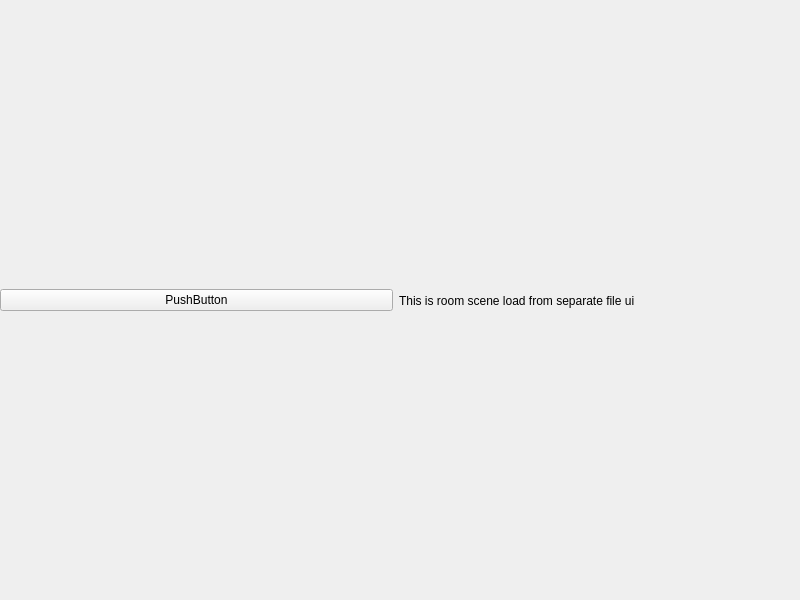
Above: src/ui/ui_room_scene.ui from trung-kieen/hotel-booking-system before the change. Below: the same form after it.
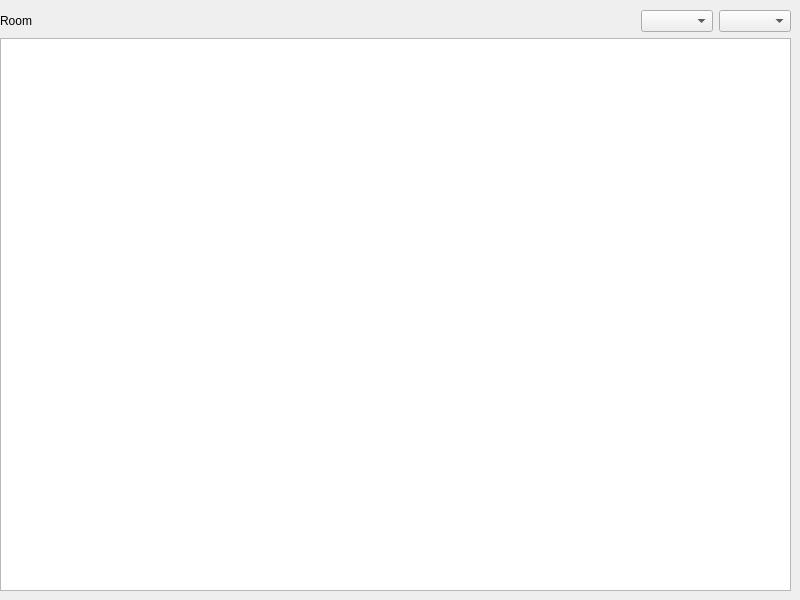
That is the form after the change.

Commit message: feat: ✨ filter room type and floor

What changed in the file:
```diff
--- a/src/ui/ui_room_scene.ui
+++ b/src/ui/ui_room_scene.ui
@@ -24,18 +24,48 @@
    </property>
    <layout class="QHBoxLayout" name="horizontalLayout">
     <item>
-     <widget class="QPushButton" name="pushButton">
-      <property name="text">
-       <string>PushButton</string>
-      </property>
-     </widget>
-    </item>
-    <item>
-     <widget class="QLabel" name="label">
-      <property name="text">
-       <string>This is room scene load from separate file ui</string>
-      </property>
-     </widget>
+     <layout class="QVBoxLayout" name="verticalLayout">
+      <item>
+       <layout class="QHBoxLayout" name="headerLayout">
+        <item>
+         <widget class="QLabel" name="label">
+          <property name="text">
+           <string>Room</string>
+          </property>
+          <property name="margin">
+           <number>10</number>
+          </property>
+         </widget>
+        </item>
+        <item>
+         <spacer name="horizontalSpacer">
+          <property name="orientation">
+           <enum>Qt::Horizontal</enum>
+          </property>
+          <property name="sizeHint" stdset="0">
+           <size>
+            <width>40</width>
+            <height>20</height>
+           </size>
+          </property>
+         </spacer>
+        </item>
+        <item>
+         <widget class="QComboBox" name="cmbRoomType"/>
+        </item>
+        <item>
+         <widget class="QComboBox" name="cmbFloor"/>
+        </item>
+       </layout>
+      </item>
+      <item>
+       <widget class="QTableView" name="tableView">
+        <property name="frameShape">
+         <enum>QFrame::StyledPanel</enum>
+        </property>
+       </widget>
+      </item>
+     </layout>
     </item>
    </layout>
   </widget>
```
The commit also changes 14 other files.
